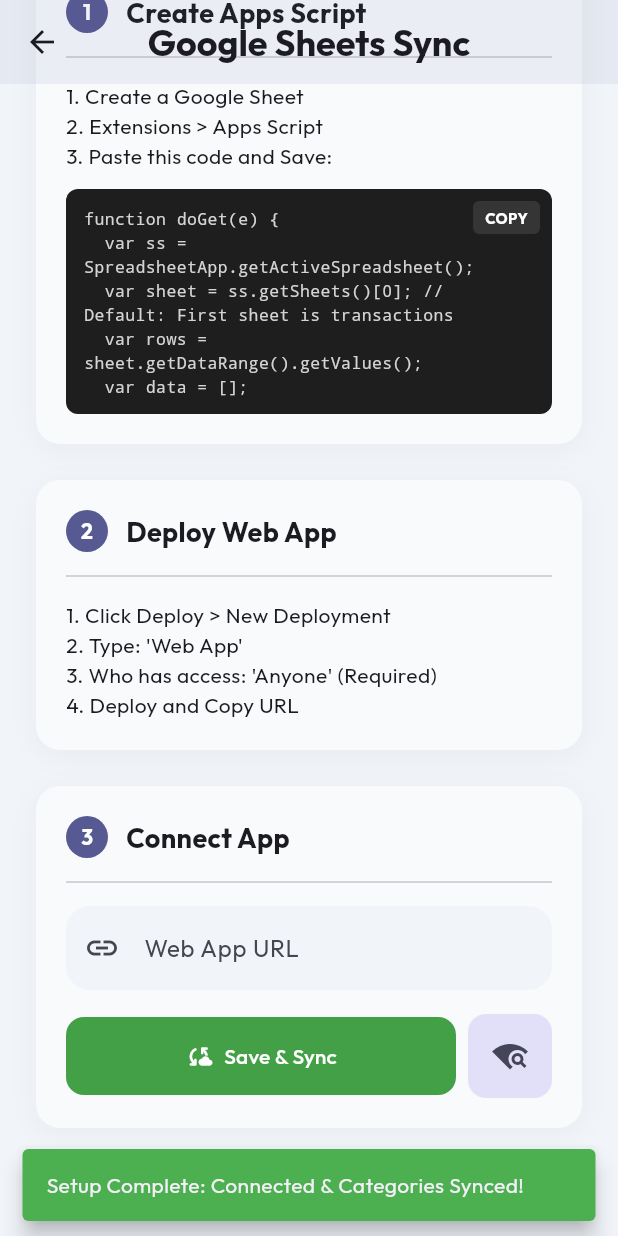
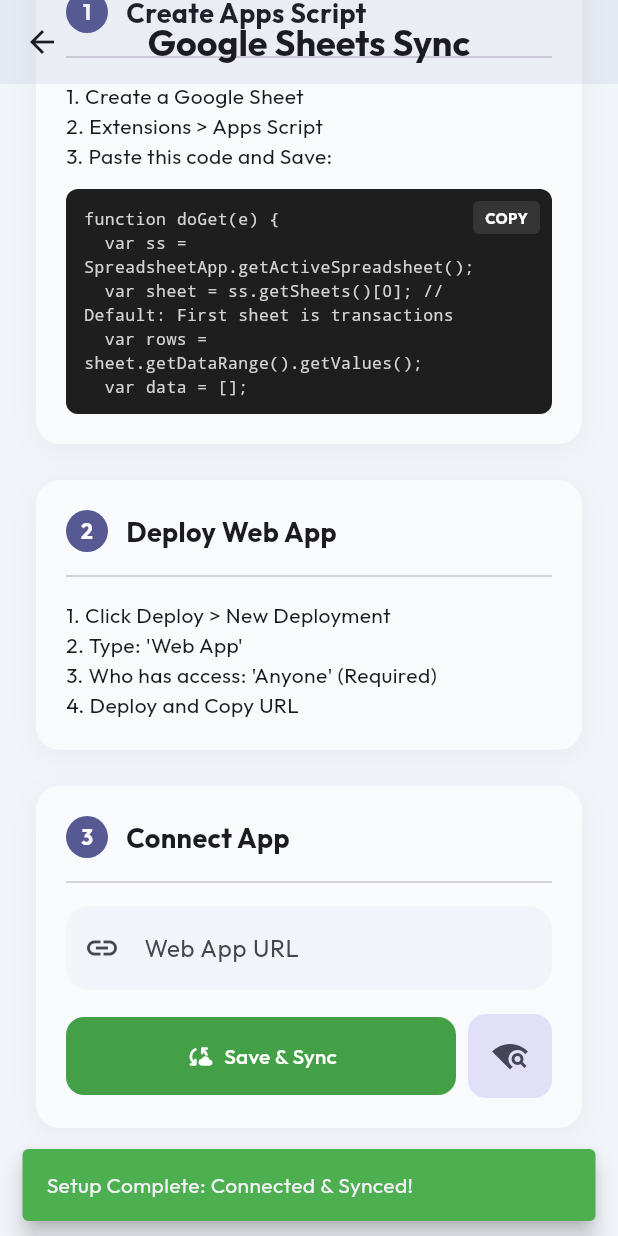
Before and after one commit to Munavvar-kavanur/Digi-Wallet, a Flutter app: the GoogleSheetSettingsScreen screen opened directly, scrolled down 256 dp, after a tap on "Save & Sync", on a phone screen of 412 x 824 dp. Run offline on Flutter 3.47's test engine with Material 3 defaults, Android fonts, the light colour scheme and no system bars; our stand-ins replace fl_chart, flutter_riverpod, google_fonts, hive, hive_flutter, shared_preferences; accounts and stored records are empty.

Commit message:
Bugs Fixed

```diff
--- a/lib/src/features/settings/presentation/google_sheet_settings_screen.dart
+++ b/lib/src/features/settings/presentation/google_sheet_settings_screen.dart
@@ -58,13 +58,28 @@
      }
   }
 
+  // Fetch Settings (Currency, etc.)
+  var settingsSheet = ss.getSheetByName("Settings");
+  var settings = {};
+
+  if (settingsSheet) {
+    var setRows = settingsSheet.getDataRange().getValues();
+    for (var i = 1; i < setRows.length; i++) {
+       var row = setRows[i];
+       if (row.length > 1 && row[0]) {
+         settings[row[0].toString()] = row[1].toString();
+       }
+    }
+  }
+
   return ContentService.createTextOutput(JSON.stringify({
     'status': 'success',
     'data': data,
     'categories': {
       'expense': expenses,
       'income': incomes
-    }
+    },
+    'settings': settings
   })).setMimeType(ContentService.MimeType.JSON);
 }
 
@@ -190,29 +205,82 @@
 
   Future<void> _saveUrl() async {
     final prefs = ref.read(sharedPreferencesProvider);
-    final url = _urlController.text.trim().replaceAll(RegExp(r'\s+'), '');
+    final url = _urlController.text.trim().replaceAll(RegExp(r'\s+'), ''); // Clean spaces
     await prefs.setString('google_sheet_url', url);
 
     if (url.isNotEmpty) {
-      // Show snackbar first
       if (mounted) {
         ScaffoldMessenger.of(context).showSnackBar(const SnackBar(
            content: Text("Connecting & Syncing data..."),
            behavior: SnackBarBehavior.floating,
+           duration: Duration(seconds: 1),
         ));
       }
-      await _forcePushCategories();
-      await _syncSettings(url);
+
+      // TWO-WAY SYNC LOGIC
+      // 1. Try to PULL configuration from Sheet first (Sheet is Master if data exists)
+      final pulled = await _pullConfiguration(url);
+
+      // 2. If we didn't find any config on the sheet (it's likely new), PUSH our local config
+      if (!pulled) {
+         if(mounted) debugPrint("Sheet appears new, pushing local config...");
+         await _forcePushCategories();
+         await _syncSettings(url);
+      } else {
+         if(mounted) debugPrint("Config pulled from Sheet.");
+      }
     }
 
     // Explicit success
     if (mounted) {
       ScaffoldMessenger.of(context).hideCurrentSnackBar();
       ScaffoldMessenger.of(context).showSnackBar(const SnackBar(
-         content: Text("Setup Complete: Connected & Categories Synced!"),
+         content: Text("Setup Complete: Connected & Synced!"),
          behavior: SnackBarBehavior.floating,
          backgroundColor: Colors.green,
       ));
+    }
+  }
+
+  /// Returns true if configuration was successfully pulled and found on the sheet
+  Future<bool> _pullConfiguration(String url) async {
+    try {
+      final response = await http.get(Uri.parse(url));
+      if (response.statusCode != 200) return false;
+
+      final json = jsonDecode(response.body);
+      bool foundData = false;
+
+      // 1. Parse Settings (Currency)
+      if (json['settings'] != null) {
+        final settings = json['settings'];
+        if (settings['currency'] != null) {
+          final String sheetCurrency = settings['currency'].toString();
+          ref.read(currencyProvider.notifier).setCurrency(sheetCurrency);
+          foundData = true;
+        }
+      }
+
+      // 2. Parse Categories
+      if (json['categories'] != null) {
+        final categories = json['categories'];
+        final List<dynamic>? expenses = categories['expense'];
+        final List<dynamic>? incomes = categories['income'];
+
+        if ((expenses != null && expenses.isNotEmpty) || (incomes != null && incomes.isNotEmpty)) {
+           await ref.read(categoryRepositoryProvider).syncWithRemoteData(
+             expenses ?? [],
+             incomes ?? []
+           );
+           foundData = true;
+        }
+      }
+
+      return foundData;
+
+    } catch (e) {
+      debugPrint("Pull Config Failed: $e");
+      return false;
     }
   }
 
```
Also changed, not shown: 1 other file.
